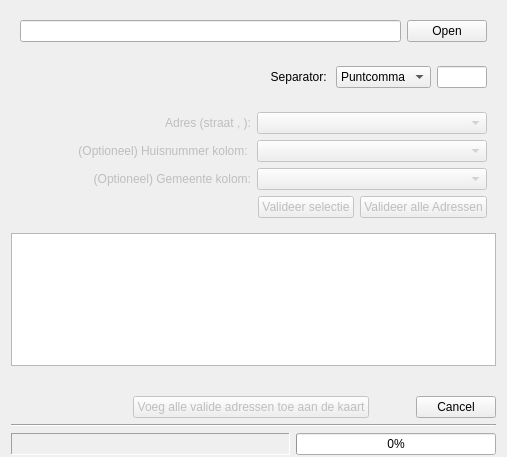
This is ui_geopunt4QgisBatchGeoCode.ui in warrieka/geopunt4Qgis as Qt 5 draws it before an edit. The edited form follows.
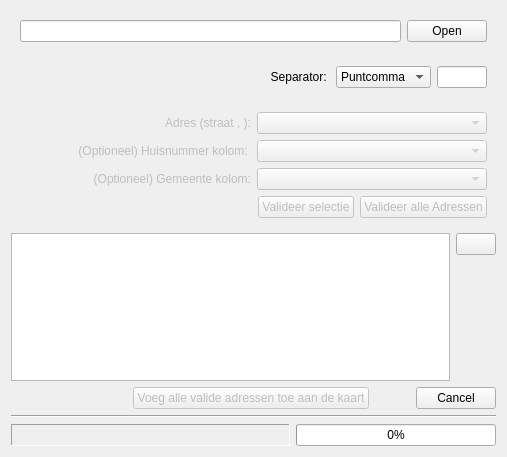
This is the edited form. Icons and pictures are not drawn.

Commit message: update metadata and layout

The edit to the form file:
```diff
--- a/ui_geopunt4QgisBatchGeoCode.ui
+++ b/ui_geopunt4QgisBatchGeoCode.ui
@@ -28,9 +28,6 @@
    <bool>false</bool>
   </property>
   <layout class="QVBoxLayout" name="verticalLayout">
-   <property name="bottomMargin">
-    <number>2</number>
-   </property>
    <item>
     <widget class="QWidget" name="inputWgt" native="true">
      <layout class="QHBoxLayout" name="horizontalLayout">
@@ -291,6 +288,51 @@
     </widget>
    </item>
    <item>
+    <widget class="QFrame" name="tlFrame">
+     <property name="frameShape">
+      <enum>QFrame::NoFrame</enum>
+     </property>
+     <property name="frameShadow">
+      <enum>QFrame::Plain</enum>
+     </property>
+     <layout class="QGridLayout" name="gridLayout">
+      <property name="margin">
+       <number>0</number>
+      </property>
+      <item row="0" column="1">
+       <widget class="QPushButton" name="zoomToSelBtn">
+        <property name="sizePolicy">
+         <sizepolicy hsizetype="Fixed" vsizetype="Fixed">
+          <horstretch>0</horstretch>
+          <verstretch>0</verstretch>
+         </sizepolicy>
+        </property>
+        <property name="toolTip">
+         <string>Zoom naar selectie</string>
+        </property>
+        <property name="text">
+         <string/>
+        </property>
+        <property name="icon">
+         <iconset resource="resources.qrc">
+          <normaloff>:/plugins/geopunt4Qgis/images/binocularsSmall.png</normaloff>:/plugins/geopunt4Qgis/images/binocularsSmall.png</iconset>
+        </property>
+       </widget>
+      </item>
+      <item row="1" column="1">
+       <spacer name="verticalSpacer">
+        <property name="orientation">
+         <enum>Qt::Vertical</enum>
+        </property>
+        <property name="sizeHint" stdset="0">
+         <size>
+          <width>20</width>
+          <height>40</height>
+         </size>
+        </property>
+       </spacer>
+      </item>
+      <item row="0" column="0" rowspan="2">
     <widget class="QTableWidget" name="outPutTbl">
      <property name="contextMenuPolicy">
       <enum>Qt::ActionsContextMenu</enum>
@@ -306,9 +348,7 @@
      </property>
     </widget>
    </item>
-   <item>
-    <widget class="QWidget" name="buttonWgt" native="true">
-     <layout class="QHBoxLayout" name="horizontalLayout_7"/>
+     </layout>
     </widget>
    </item>
    <item>
```
Left out of the diff: 21 changed lines with no effect on the pictures. Lines whose indentation alone changed are shown as unchanged. The commit also changes 2 other files.
